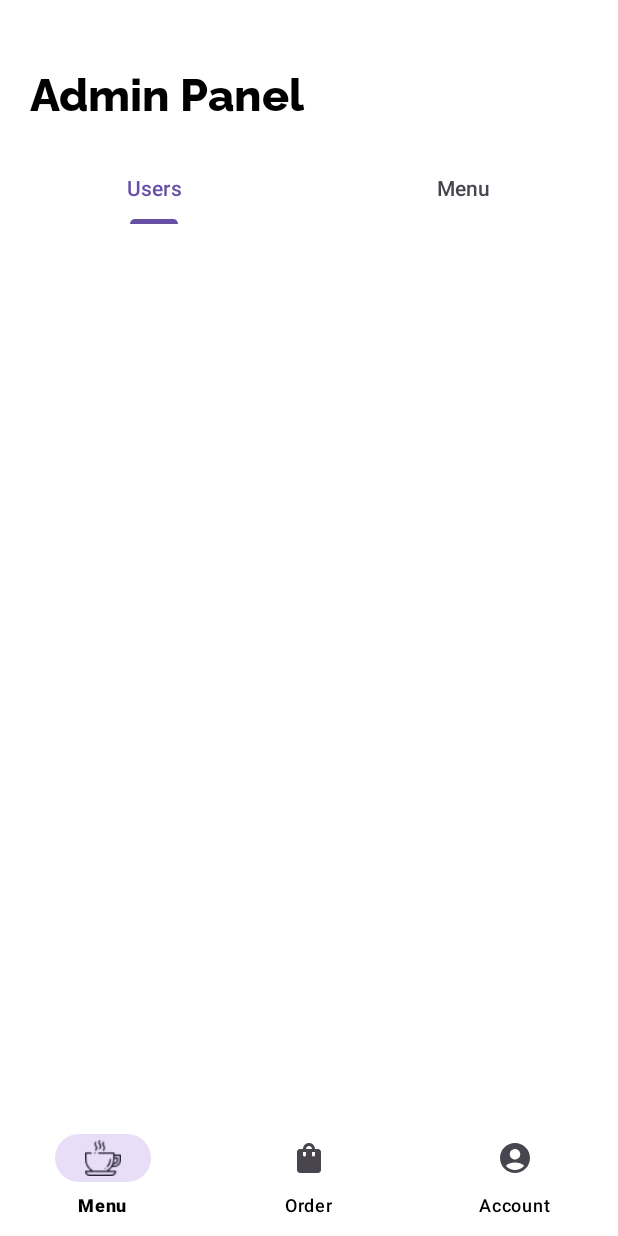
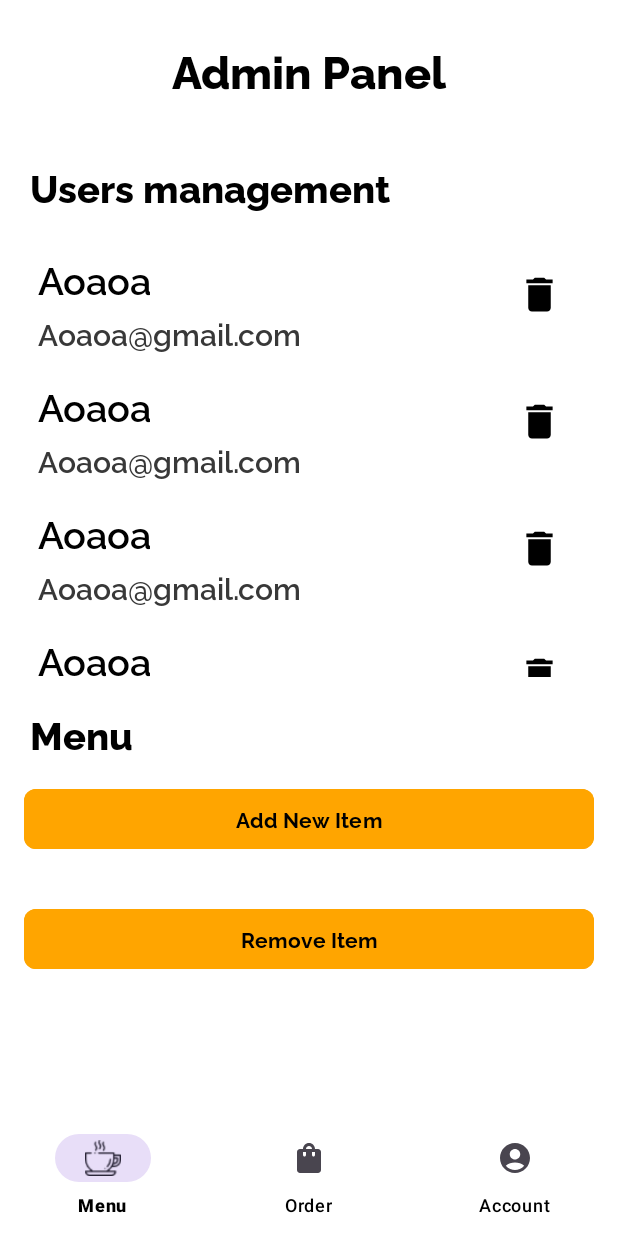
Before and after one commit to Milkingooo/CoffeeVibe, an Android app: the AdminFragment screen opened through its navigation route, on a phone screen of 412 x 824 dp. Run offline under Robolectric (Android 15) with nearby library versions, the phone set to English and light mode, and no system bars; our stand-ins replace Firebase (no records; nobody signed in at launch, a user with empty details on screens opened directly), navigation-ui; pictures from the network do not load.

Commit message:
update commit

```diff
--- a/app/src/main/java/com/example/coffeevibe/Activities/MainActivity.kt
+++ b/app/src/main/java/com/example/coffeevibe/Activities/MainActivity.kt
@@ -10,6 +10,7 @@ import android.os.Build
 import android.os.Bundle
 import android.util.Log
 import android.view.View
+import android.widget.FrameLayout
 import android.widget.TextView
 import android.widget.Toast
 import androidx.activity.enableEdgeToEdge
@@ -24,6 +25,7 @@ import androidx.navigation.NavController
 import androidx.navigation.fragment.NavHostFragment
 import androidx.navigation.ui.setupWithNavController
 import androidx.recyclerview.widget.RecyclerView
+import com.example.coffeevibe.Fragments.AdminFragment
 import com.example.coffeevibe.R
 import com.google.android.material.bottomnavigation.BottomNavigationView
 import com.google.android.material.tabs.TabLayout
@@ -70,9 +72,8 @@ class MainActivity : AppCompatActivity() {
             createNotificationChannel()
         }
 
-
     }
-    private fun findUserInFirestore(email: String) {
+            private fun findUserInFirestore(email: String) {
         try {
             db.collection("admin")
                 .whereEqualTo("email", email)
--- a/app/src/main/java/com/example/coffeevibe/Adapters/OrderAdapter.kt
+++ b/app/src/main/java/com/example/coffeevibe/Adapters/OrderAdapter.kt
@@ -101,7 +101,7 @@ class OrderAdapter(private val items: MutableList<MenuItem>, val onItemQuantityC
         notifyDataSetChanged()
     }
 
-    fun extractPrice(priceStr: String) : Int{
+    private fun extractPrice(priceStr: String) : Int{
         val regex = "\\d+".toRegex()
 
         val matchResult = regex.find(priceStr)
--- /dev/null
+++ b/app/src/main/java/com/example/coffeevibe/Adapters/UsersAdapter.kt
@@ -0,0 +1,38 @@
+package com.example.coffeevibe.Adapters
+
+import android.view.LayoutInflater
+import android.view.View
+import android.view.ViewGroup
+import android.widget.ImageButton
+import android.widget.TextView
+import android.widget.Toast
+import androidx.recyclerview.widget.RecyclerView
+import com.example.coffeevibe.R
+import com.example.coffeevibe.User
+
+class UsersAdapter(private val users: MutableList<User>): RecyclerView.Adapter<UsersAdapter.UserViewHolder>(){
+    override fun onCreateViewHolder(parent: ViewGroup, viewType: Int): UsersAdapter.UserViewHolder {
+        val inflater = LayoutInflater.from(parent.context).inflate(R.layout.user_item, parent, false)
+        return UserViewHolder(inflater)
+    }
+
+    override fun onBindViewHolder(holder: UsersAdapter.UserViewHolder, position: Int) {
+        val user = users[position]
+
+        holder.name.text = user.name
+        holder.email.text = user.email
+
+        holder.delete.setOnClickListener {
+            Toast.makeText(holder.itemView.context, "Deleted", Toast.LENGTH_SHORT).show()
+        }
+    }
+
+    override fun getItemCount(): Int = users.size
+
+    inner class UserViewHolder(itemView: View): RecyclerView.ViewHolder(itemView){
+        val name = itemView.findViewById<TextView>(R.id.textViewName)
+        val email = itemView.findViewById<TextView>(R.id.textViewEmail)
+
+        val delete = itemView.findViewById<ImageButton>(R.id.delBtn)
+    }
+}
--- a/app/src/main/java/com/example/coffeevibe/Fragments/AdminFragment.kt
+++ b/app/src/main/java/com/example/coffeevibe/Fragments/AdminFragment.kt
@@ -1,8 +1,35 @@
 package com.example.coffeevibe.Fragments
 
+import android.os.Bundle
+import android.view.View
 import androidx.fragment.app.Fragment
+import androidx.recyclerview.widget.LinearLayoutManager
+import androidx.recyclerview.widget.RecyclerView
+import com.example.coffeevibe.Adapters.UsersAdapter
+import com.example.coffeevibe.OrderAdapter
 import com.example.coffeevibe.R
+import com.example.coffeevibe.User
 
 class AdminFragment : Fragment(R.layout.fragment_home) {
-    //TODO: Rename parameter arguments, choose names that match
+    private lateinit var userRecyclerView: RecyclerView
+    private lateinit var usersAdapter: UsersAdapter
+
+    override fun onViewCreated(view: View, savedInstanceState: Bundle?) {
+        super.onViewCreated(view, savedInstanceState)
+
+        userRecyclerView = view.findViewById(R.id.rvUsers)
+        userRecyclerView.layoutManager = LinearLayoutManager(context)
+
+        val users = mutableListOf(
+            User("Aoaoa", "Aoaoa@gmail.com"),
+            User("Aoaoa", "Aoaoa@gmail.com"),
+            User("Aoaoa", "Aoaoa@gmail.com"),
+            User("Aoaoa", "Aoaoa@gmail.com"),
+        )
+
+        usersAdapter = UsersAdapter(users)
+        userRecyclerView.adapter = usersAdapter
+
+
+    }
 }
--- a/app/src/main/java/com/example/coffeevibe/Fragments/UsersFragment.kt
+++ /dev/null
@@ -1,12 +0,0 @@
-package com.example.coffeevibe.Fragments
-
-import android.os.Bundle
-import androidx.fragment.app.Fragment
-import android.view.LayoutInflater
-import android.view.View
-import android.view.ViewGroup
-import com.example.coffeevibe.R
-
-class UsersFragment : Fragment() {
-
-}
--- /dev/null
+++ b/app/src/main/java/com/example/coffeevibe/User.kt
@@ -0,0 +1,6 @@
+package com.example.coffeevibe
+
+data class User(
+    val name: String,
+    val email: String
+)
--- /dev/null
+++ b/app/src/main/res/drawable/baseline_add_box_24.xml
@@ -0,0 +1,5 @@
+<vector xmlns:android="http://schemas.android.com/apk/res/android" android:height="150dp" android:tint="#FFA500" android:viewportHeight="24" android:viewportWidth="24" android:width="150dp">
+
+    <path android:fillColor="@android:color/white" android:pathData="M19,3L5,3c-1.11,0 -2,0.9 -2,2v14c0,1.1 0.89,2 2,2h14c1.1,0 2,-0.9 2,-2L21,5c0,-1.1 -0.9,-2 -2,-2zM17,13h-4v4h-2v-4L7,13v-2h4L11,7h2v4h4v2z"/>
+
+</vector>
--- /dev/null
+++ b/app/src/main/res/drawable/baseline_indeterminate_check_box_24.xml
@@ -0,0 +1,5 @@
+<vector xmlns:android="http://schemas.android.com/apk/res/android" android:height="150dp" android:tint="#FFA500" android:viewportHeight="24" android:viewportWidth="24" android:width="150dp">
+
+    <path android:fillColor="@android:color/white" android:pathData="M19,3H5C3.9,3 3,3.9 3,5v14c0,1.1 0.9,2 2,2h14c1.1,0 2,-0.9 2,-2V5C21,3.9 20.1,3 19,3zM17,13H7v-2h10V13z"/>
+
+</vector>
--- a/app/src/main/res/layout/fragment_home.xml
+++ b/app/src/main/res/layout/fragment_home.xml
@@ -1,38 +1,76 @@
 <?xml version="1.0" encoding="utf-8"?>
 <LinearLayout xmlns:android="http://schemas.android.com/apk/res/android"
+    xmlns:app="http://schemas.android.com/apk/res-auto"
     xmlns:tools="http://schemas.android.com/tools"
     android:layout_width="match_parent"
     android:layout_height="match_parent"
     android:orientation="vertical"
     tools:context=".Fragments.AdminFragment">
+
+    <ScrollView
+        android:layout_width="match_parent"
+        android:layout_height="match_parent">
+
+        <LinearLayout
+            android:layout_width="match_parent"
+            android:layout_height="wrap_content"
+            android:orientation="vertical">
+
             <TextView
                 android:id="@+id/textView7"
                 android:layout_width="match_parent"
                 android:layout_height="wrap_content"
-        android:gravity="left"
-        android:layout_marginTop="40dp"
-        android:layout_marginStart="20dp"
+                android:layout_marginTop="25dp"
                 android:layout_marginBottom="20dp"
                 android:fontFamily="@font/raleway_extrabold"
+                android:gravity="center"
                 android:text="@string/admin_panel"
                 android:textColor="@color/black"
-        android:textSize="30sp"/>
+                android:textSize="30sp" />
 
-    <com.google.android.material.tabs.TabLayout
-        android:id="@+id/tabLayout"
-        android:layout_width="match_parent"
-        android:layout_height="wrap_content"
-        android:backgroundTint="#0000FFFF">
-
-        <com.google.android.material.tabs.TabItem
+            <TextView
+                android:id="@+id/textView9"
                 android:layout_width="wrap_content"
                 android:layout_height="wrap_content"
-            android:text="@string/users" />
+                android:layout_marginStart="20dp"
+                android:layout_marginTop="20dp"
+                android:layout_marginEnd="110dp"
+                android:fontFamily="@font/raleway_extrabold"
+                android:gravity="left"
+                android:text="@string/users_management"
+                android:textColor="@color/black"
+                android:textSize="25sp" />
 
-        <com.google.android.material.tabs.TabItem
+            <androidx.recyclerview.widget.RecyclerView
+                android:id="@+id/rvUsers"
+                android:layout_width="match_parent"
+                android:layout_height="300dp"
+                android:layout_marginTop="10dp" />
+
+            <TextView
+                android:id="@+id/textViewMenu"
                 android:layout_width="wrap_content"
                 android:layout_height="wrap_content"
-            android:text="@string/menu" />
+                android:layout_marginStart="20dp"
+                android:layout_marginTop="20dp"
+                android:layout_marginEnd="110dp"
+                android:fontFamily="@font/raleway_extrabold"
+                android:gravity="left"
+                android:text="Menu"
+                android:textColor="@color/black"
+                android:textSize="25sp" />
 
-    </com.google.android.material.tabs.TabLayout>
+            <com.google.android.material.button.MaterialButton
+                android:id="@+id/addMenuBtn"
+                style="@style/ButtonAccount"
+                android:text="@string/add_new_item" />
+
+            <com.google.android.material.button.MaterialButton
+                android:id="@+id/remMenuBtn"
+                style="@style/ButtonAccount"
+                android:text="@string/remove_item" />
+
         </LinearLayout>
+    </ScrollView>
+
+</LinearLayout>
--- a/app/src/main/res/layout/fragment_users.xml
+++ /dev/null
@@ -1,33 +0,0 @@
-<?xml version="1.0" encoding="utf-8"?>
-<androidx.constraintlayout.widget.ConstraintLayout xmlns:android="http://schemas.android.com/apk/res/android"
-    xmlns:app="http://schemas.android.com/apk/res-auto"
-    xmlns:tools="http://schemas.android.com/tools"
-    android:layout_width="match_parent"
-    android:layout_height="match_parent"
-    tools:context=".Fragments.UsersFragment">
-
-    <TextView
-        android:id="@+id/textView9"
-        android:layout_width="wrap_content"
-        android:layout_height="wrap_content"
-        android:layout_marginStart="20dp"
-        android:layout_marginTop="20dp"
-        android:layout_marginEnd="110dp"
-        android:fontFamily="@font/raleway_extrabold"
-        android:gravity="left"
-        android:text="Users management"
-        android:textColor="@color/black"
-        android:textSize="30sp"
-        app:layout_constraintEnd_toEndOf="parent"
-        app:layout_constraintStart_toStartOf="parent"
-        app:layout_constraintTop_toTopOf="parent" />
-
-    <androidx.recyclerview.widget.RecyclerView
-        android:layout_width="match_parent"
-        android:layout_height="500dp"
-        android:layout_marginTop="25dp"
-        app:layout_constraintEnd_toEndOf="parent"
-        app:layout_constraintStart_toStartOf="parent"
-        app:layout_constraintTop_toBottomOf="@+id/textView9" />
-
-</androidx.constraintlayout.widget.ConstraintLayout>
--- /dev/null
+++ b/app/src/main/res/layout/user_item.xml
@@ -0,0 +1,46 @@
+<?xml version="1.0" encoding="utf-8"?>
+<androidx.constraintlayout.widget.ConstraintLayout xmlns:android="http://schemas.android.com/apk/res/android"
+    xmlns:app="http://schemas.android.com/apk/res-auto"
+    xmlns:tools="http://schemas.android.com/tools"
+    android:layout_width="match_parent"
+    android:layout_height="wrap_content">
+
+    <TextView
+        android:id="@+id/textViewName"
+        android:layout_width="wrap_content"
+        android:layout_height="wrap_content"
+        android:layout_marginStart="25dp"
+        android:layout_marginTop="16dp"
+        android:fontFamily="@font/raleway_semibold"
+        android:text="Nelly R."
+        android:textColor="@color/black"
+        android:textSize="25sp"
+        app:layout_constraintStart_toStartOf="parent"
+        app:layout_constraintTop_toTopOf="parent" />
+
+    <TextView
+        android:id="@+id/textViewEmail"
+        android:layout_width="wrap_content"
+        android:layout_height="wrap_content"
+        android:layout_marginStart="25dp"
+        android:layout_marginTop="5dp"
+        android:fontFamily="@font/raleway_semibold"
+        android:text="admin@bk.ru"
+        android:textColor="#383838"
+        android:textSize="20sp"
+        app:layout_constraintStart_toStartOf="parent"
+        app:layout_constraintTop_toBottomOf="@+id/textViewName" />
+
+    <ImageButton
+        android:id="@+id/delBtn"
+        android:layout_width="wrap_content"
+        android:layout_height="wrap_content"
+        android:layout_marginTop="20dp"
+        android:layout_marginEnd="25dp"
+        android:backgroundTint="#00000000"
+        android:src="@drawable/baseline_delete_24"
+        app:layout_constraintEnd_toEndOf="parent"
+        app:layout_constraintTop_toTopOf="parent" />
+
+
+</androidx.constraintlayout.widget.ConstraintLayout>
--- a/app/src/main/res/values/strings.xml
+++ b/app/src/main/res/values/strings.xml
@@ -38,4 +38,7 @@
     <string name="admin">Admin</string>
     <string name="admin_panel">Admin Panel</string>
     <string name="users">Users</string>
+    <string name="users_management">Users management</string>
+    <string name="add_new_item">Add New Item</string>
+    <string name="remove_item">Remove Item</string>
 </resources>
```
Also changed, not shown: 1 other file. Lines whose indentation alone changed are shown as unchanged.
